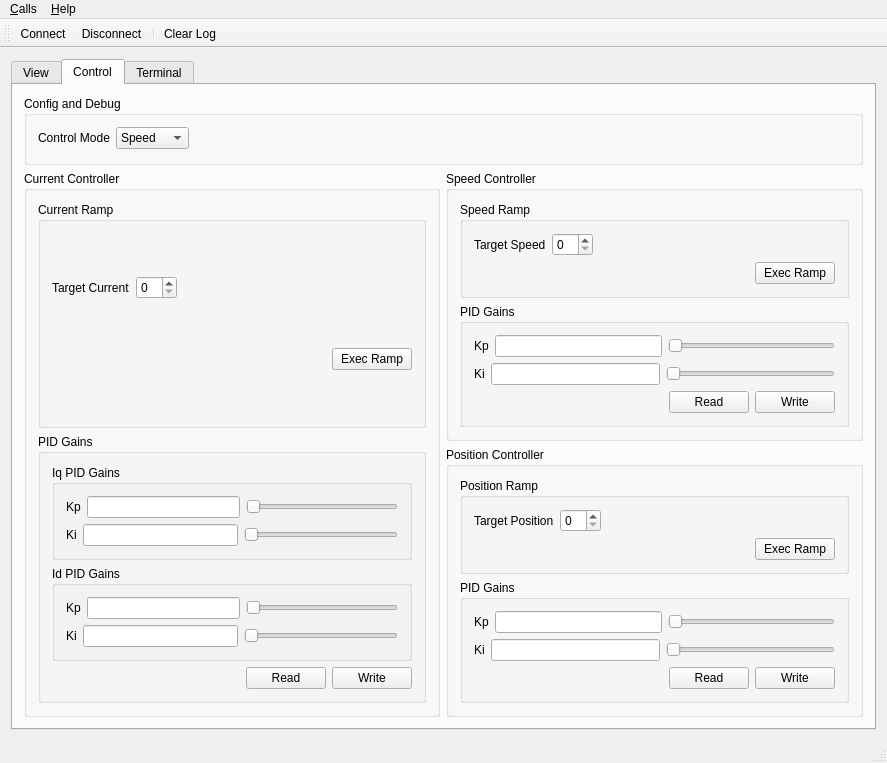
Above: mainwindow.ui from nephen/RobotController before the change. Below: the same form after it.
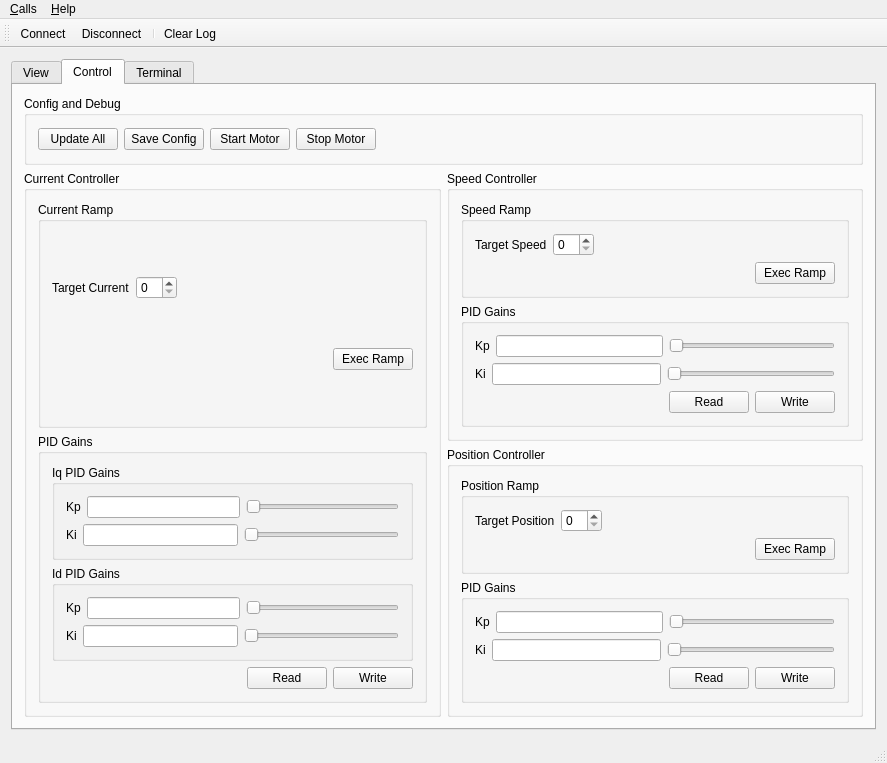
That is the form after the change. The open tabs and pages were chosen to show the change. Icons and pictures are not drawn. Custom widgets are drawn as their Qt base class.

Commit message: fix:Optimize the config window

The edit to the form file:
```diff
--- a/mainwindow.ui
+++ b/mainwindow.ui
@@ -14,8 +14,8 @@
    <string>Robot Controller</string>
   </property>
   <widget class="QWidget" name="centralWidget">
-   <layout class="QVBoxLayout" name="verticalLayout_3">
-    <item>
+   <layout class="QGridLayout" name="gridLayout">
+    <item row="0" column="0">
      <layout class="QHBoxLayout" name="horizontalLayout">
       <item>
        <widget class="QTabWidget" name="Control">
@@ -40,42 +40,46 @@
          <attribute name="title">
           <string>Control</string>
          </attribute>
-         <layout class="QVBoxLayout" name="verticalLayout_4">
-          <item>
-           <layout class="QGridLayout" name="gridLayout">
+         <layout class="QGridLayout" name="gridLayout_2">
             <item row="0" column="0" colspan="2">
              <widget class="QGroupBox" name="groupBox_2">
               <property name="title">
                <string>Config and Debug</string>
               </property>
-              <layout class="QVBoxLayout" name="verticalLayout_17">
+            <layout class="QVBoxLayout" name="verticalLayout_4">
+             <item>
+              <layout class="QHBoxLayout" name="horizontalLayout_21">
                <item>
                 <layout class="QHBoxLayout" name="horizontalLayout_18">
                  <item>
-                  <widget class="QLabel" name="label">
+                  <widget class="QPushButton" name="pushButton_10">
                    <property name="text">
-                    <string>Control Mode</string>
+                    <string>Update All</string>
                    </property>
                   </widget>
                  </item>
                  <item>
-                  <widget class="QComboBox" name="comboBox">
-                   <item>
+                  <widget class="QPushButton" name="pushButton_11">
                     <property name="text">
-                     <string>Speed</string>
-                    </property>
+                    <string>Save Config</string>
+                   </property>
+                  </widget>
                    </item>
                    <item>
+                  <widget class="QPushButton" name="pushButton_12">
                     <property name="text">
-                     <string>Current</string>
-                    </property>
+                    <string>Start Motor</string>
+                   </property>
+                  </widget>
                    </item>
                    <item>
+                  <widget class="QPushButton" name="pushButton_13">
                     <property name="text">
-                     <string>Position</string>
-                    </property>
-                   </item>
+                    <string>Stop Motor</string>
+                   </property>
                   </widget>
+                 </item>
+                </layout>
                  </item>
                  <item>
                   <spacer name="horizontalSpacer">
@@ -84,7 +88,7 @@
                    </property>
                    <property name="sizeHint" stdset="0">
                     <size>
-                     <width>665</width>
+                   <width>418</width>
                      <height>20</height>
                     </size>
                    </property>
@@ -92,19 +96,6 @@
                  </item>
                 </layout>
                </item>
-               <item>
-                <spacer name="verticalSpacer">
-                 <property name="orientation">
-                  <enum>Qt::Vertical</enum>
-                 </property>
-                 <property name="sizeHint" stdset="0">
-                  <size>
-                   <width>20</width>
-                   <height>49</height>
-                  </size>
-                 </property>
-                </spacer>
-               </item>
               </layout>
              </widget>
             </item>
@@ -628,8 +619,6 @@
                </item>
               </layout>
              </widget>
-            </item>
-           </layout>
           </item>
          </layout>
         </widget>
```
Left out of the diff: 10 changed lines with no effect on the pictures. Lines whose indentation alone changed are shown as unchanged. The commit also changes 1 other file.
